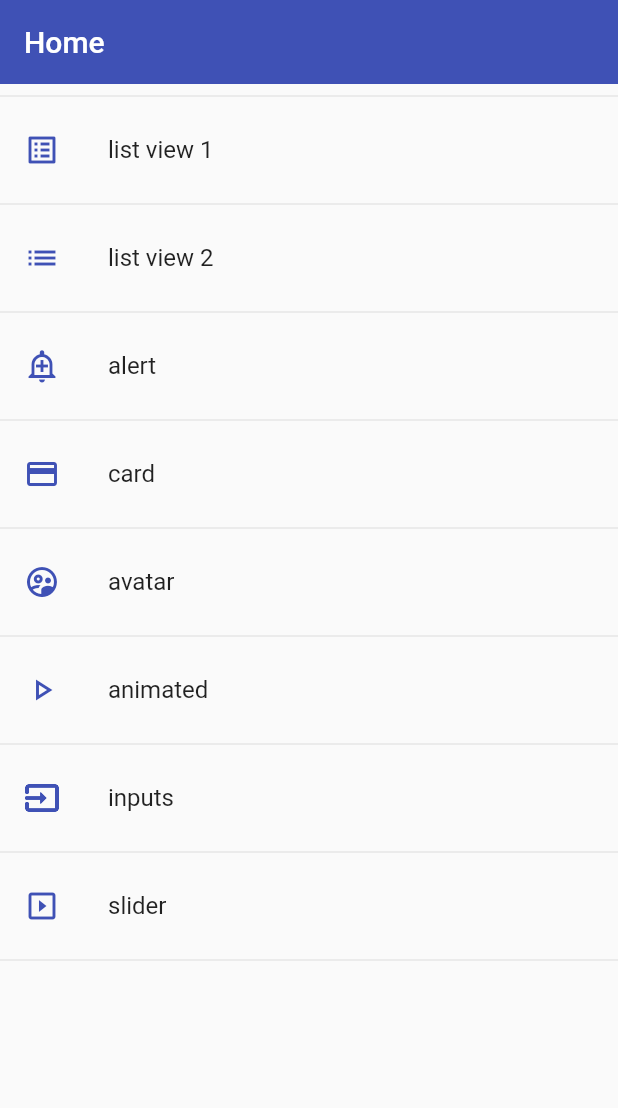
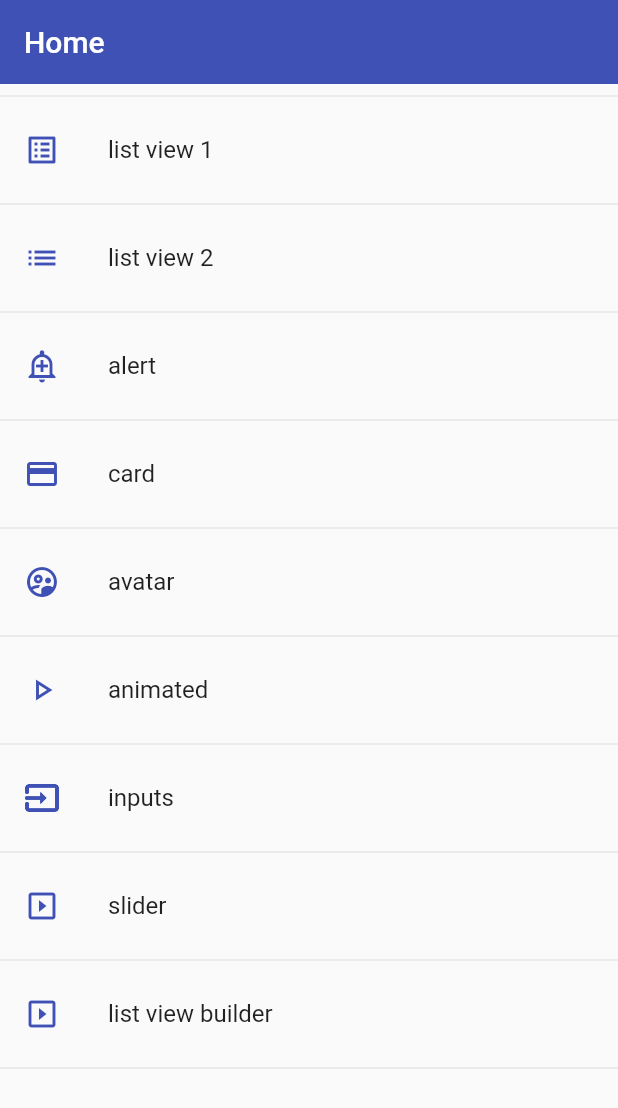
Before and after one commit to Marcos-Kuyoc-FullStack/flutter-components, a Flutter app: the screen it shows after launch, on a phone screen of 412 x 824 dp. Shown: the top 1108 px of the screen. Run offline on Flutter 3.47's test engine with Material 2 defaults, Android fonts, the phone set to English and light mode, and no system bars.

Commit message:
feat: se crea un nuevo listView de imagenes para hacer un infinity scroll

```diff
--- a/lib/router/app_routes.dart
+++ b/lib/router/app_routes.dart
@@ -11,42 +11,56 @@ class AppRoutes {
       route: 'list_view1',
       icon: Icons.list_alt,
       name: 'list view 1',
-        screen: const ListViewOneScreen()),
+      screen: const ListViewOneScreen(),
+    ),
     MenuOptions(
       route: 'list_view2',
       icon: Icons.list,
       name: 'list view 2',
-        screen: const ListViewThowScreen()),
+      screen: const ListViewThowScreen(),
+    ),
     MenuOptions(
       route: 'alert',
       icon: Icons.add_alert_outlined,
       name: 'alert',
-        screen: const AlertScreen()),
+      screen: const AlertScreen(),
+    ),
     MenuOptions(
       route: 'card',
       icon: Icons.credit_card,
       name: 'card',
-        screen: const CardScreen()),
+      screen: const CardScreen(),
+    ),
     MenuOptions(
       route: 'avatar',
       icon: Icons.supervised_user_circle_outlined,
       name: 'avatar',
-        screen: const AvatarScreen()),
+      screen: const AvatarScreen(),
+    ),
     MenuOptions(
       route: 'animated',
       icon: Icons.play_arrow_outlined,
       name: 'animated',
-        screen: const AnimatedScreen()),
+      screen: const AnimatedScreen(),
+    ),
     MenuOptions(
       route: 'inputs',
       icon: Icons.input_outlined,
       name: 'inputs',
-        screen: const InputsScreen()),
+      screen: const InputsScreen(),
+    ),
     MenuOptions(
       route: 'slider',
       icon: Icons.slideshow_outlined,
       name: 'slider',
-        screen: const SliderScreen())
+      screen: const SliderScreen(),
+    ),
+    MenuOptions(
+      route: 'list_view_builder',
+      icon: Icons.slideshow_outlined,
+      name: 'list view builder',
+      screen: const ListViewBuilderScreen(),
+    )
   ];
 
   static Map<String, Widget Function(BuildContext)> getAppRoutes() {
--- a/lib/screens/screens.dart
+++ b/lib/screens/screens.dart
@@ -6,4 +6,5 @@ export 'package:fl_components/screens/alert.dart';
 export 'package:fl_components/screens/card.dart';
 export 'package:fl_components/screens/list_view1.dart';
 export 'package:fl_components/screens/list_view2.dart';
+export 'package:fl_components/screens/list_view_builder.dart';
 export 'package:fl_components/screens/slider.dart';
```
Also changed, not shown: lib/screens/list_view_builder.dart (added, +59 -0 lines). Lines whose indentation alone changed are shown as unchanged.
